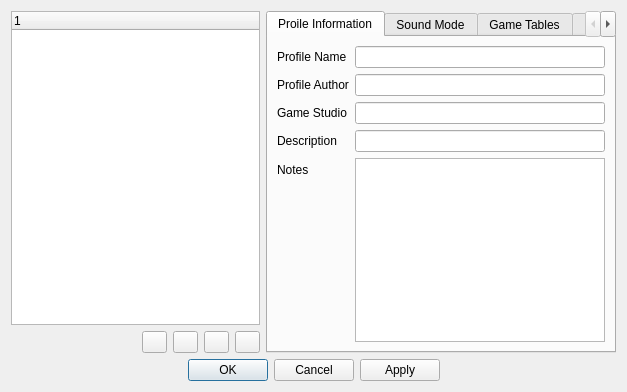
This is src/agbplay-gui/ProfileSettingsWindow.ui in ipatix/agbplay as Qt 5 draws it before an edit. The edited form follows.
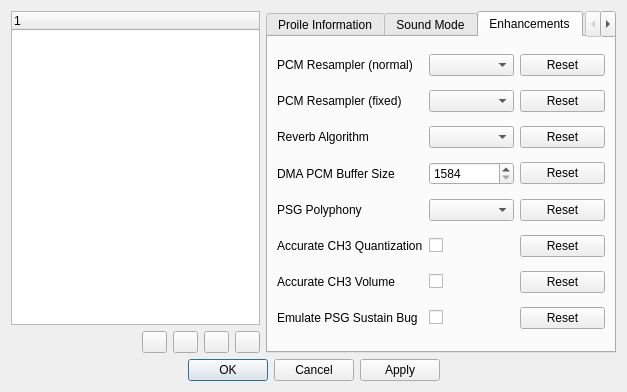
This is the edited form. The open tabs and pages were chosen to show the change. Icons and pictures are not drawn.

Commit message: gui: Fully initialize Enhancements tab

What changed in the file:
```diff
--- a/src/agbplay-gui/ProfileSettingsWindow.ui
+++ b/src/agbplay-gui/ProfileSettingsWindow.ui
@@ -266,6 +266,174 @@
          </item>
         </layout>
        </widget>
+       <widget class="QWidget" name="tab_5">
+        <attribute name="title">
+         <string>Enhancements</string>
+        </attribute>
+        <layout class="QGridLayout" name="gridLayout_2">
+         <item row="5" column="0">
+          <widget class="QLabel" name="label_14">
+           <property name="layoutDirection">
+            <enum>Qt::LayoutDirection::LeftToRight</enum>
+           </property>
+           <property name="text">
+            <string>Accurate CH3 Quantization</string>
+           </property>
+          </widget>
+         </item>
+         <item row="6" column="0">
+          <widget class="QLabel" name="label_15">
+           <property name="text">
+            <string>Accurate CH3 Volume</string>
+           </property>
+          </widget>
+         </item>
+         <item row="1" column="0">
+          <widget class="QLabel" name="label_11">
+           <property name="text">
+            <string>PCM Resampler (fixed)</string>
+           </property>
+          </widget>
+         </item>
+         <item row="6" column="1">
+          <widget class="QCheckBox" name="checkBoxCh3Vol">
+           <property name="text">
+            <string/>
+           </property>
+          </widget>
+         </item>
+         <item row="7" column="1">
+          <widget class="QCheckBox" name="checkBoxPsgSus">
+           <property name="text">
+            <string/>
+           </property>
+          </widget>
+         </item>
+         <item row="2" column="0">
+          <widget class="QLabel" name="label_12">
+           <property name="text">
+            <string>Reverb Algorithm</string>
+           </property>
+          </widget>
+         </item>
+         <item row="1" column="2">
+          <widget class="QPushButton" name="pushButtonResTypeFixed">
+           <property name="text">
+            <string>Reset</string>
+           </property>
+          </widget>
+         </item>
+         <item row="7" column="0">
+          <widget class="QLabel" name="label_16">
+           <property name="text">
+            <string>Emulate PSG Sustain Bug</string>
+           </property>
+          </widget>
+         </item>
+         <item row="2" column="1">
+          <widget class="QComboBox" name="comboBoxRevAlgo"/>
+         </item>
+         <item row="7" column="2">
+          <widget class="QPushButton" name="pushButtonPsgSus">
+           <property name="text">
+            <string>Reset</string>
+           </property>
+          </widget>
+         </item>
+         <item row="6" column="2">
+          <widget class="QPushButton" name="pushButtonCh3Vol">
+           <property name="text">
+            <string>Reset</string>
+           </property>
+          </widget>
+         </item>
+         <item row="0" column="0">
+          <widget class="QLabel" name="label_10">
+           <property name="text">
+            <string>PCM Resampler (normal)</string>
+           </property>
+          </widget>
+         </item>
+         <item row="0" column="2">
+          <widget class="QPushButton" name="pushButtonResTypeNormal">
+           <property name="text">
+            <string>Reset</string>
+           </property>
+          </widget>
+         </item>
+         <item row="2" column="2">
+          <widget class="QPushButton" name="pushButtonRevAlgo">
+           <property name="text">
+            <string>Reset</string>
+           </property>
+          </widget>
+         </item>
+         <item row="5" column="1">
+          <widget class="QCheckBox" name="checkBoxCh3Quant">
+           <property name="text">
+            <string/>
+           </property>
+          </widget>
+         </item>
+         <item row="5" column="2">
+          <widget class="QPushButton" name="pushButtonCh3Quant">
+           <property name="text">
+            <string>Reset</string>
+           </property>
+          </widget>
+         </item>
+         <item row="1" column="1">
+          <widget class="QComboBox" name="comboBoxResTypeFixed"/>
+         </item>
+         <item row="3" column="2">
+          <widget class="QPushButton" name="pushButtonDmaBufLen">
+           <property name="text">
+            <string>Reset</string>
+           </property>
+          </widget>
+         </item>
+         <item row="3" column="1">
+          <widget class="QSpinBox" name="spinBoxDmaBufLen">
+           <property name="minimum">
+            <number>1584</number>
+           </property>
+           <property name="maximum">
+            <number>32768</number>
+           </property>
+           <property name="value">
+            <number>1584</number>
+           </property>
+          </widget>
+         </item>
+         <item row="0" column="1">
+          <widget class="QComboBox" name="comboBoxResTypeNormal"/>
+         </item>
+         <item row="3" column="0">
+          <widget class="QLabel" name="label_13">
+           <property name="text">
+            <string>DMA PCM Buffer Size</string>
+           </property>
+          </widget>
+         </item>
+         <item row="4" column="0">
+          <widget class="QLabel" name="label_17">
+           <property name="text">
+            <string>PSG Polyphony</string>
+           </property>
+          </widget>
+         </item>
+         <item row="4" column="1">
+          <widget class="QComboBox" name="comboBoxPsgPoly"/>
+         </item>
+         <item row="4" column="2">
+          <widget class="QPushButton" name="pushButtonPsgPoly">
+           <property name="text">
+            <string>Reset</string>
+           </property>
+          </widget>
+         </item>
+        </layout>
+       </widget>
        <widget class="QWidget" name="tab">
         <attribute name="title">
          <string>Game Tables</string>
```
The commit also changes 3 other files.
